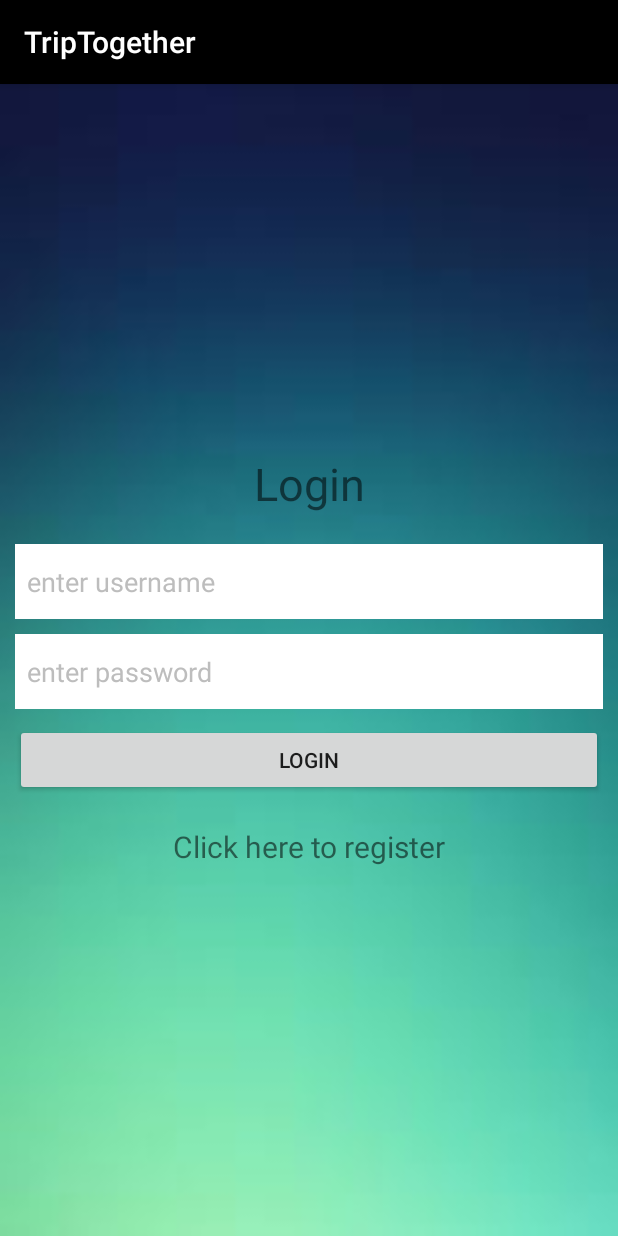
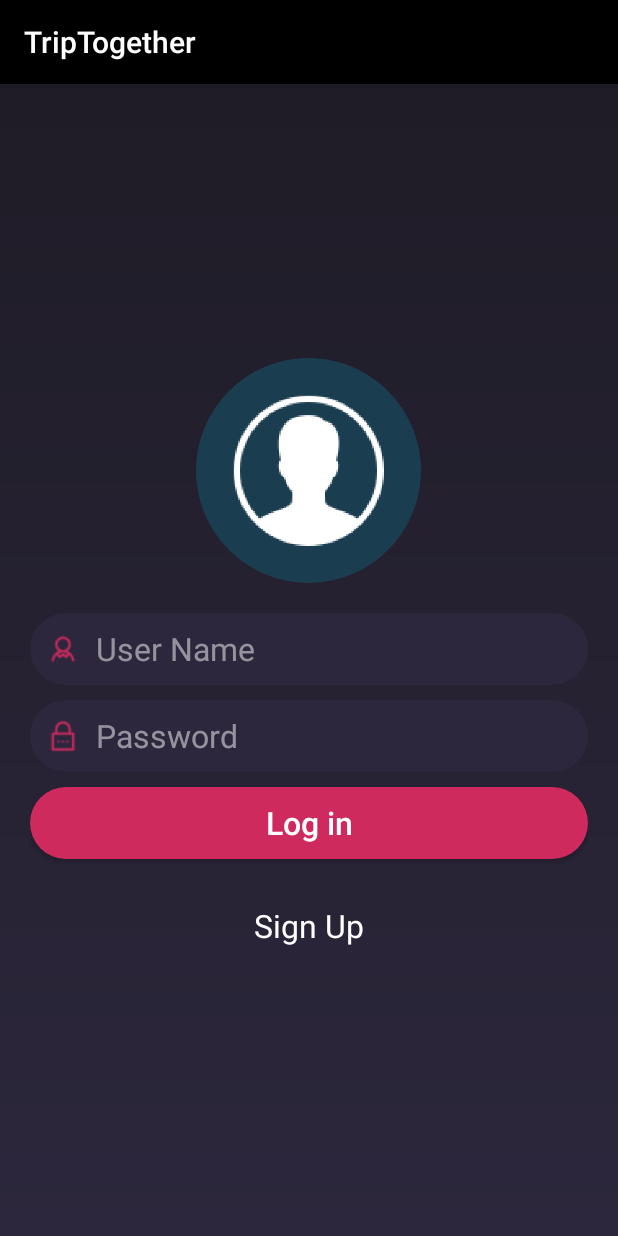
Before and after one commit to Rejabo/Android_Application, an Android app: the screen it shows after launch (Login), on a phone screen of 412 x 824 dp. Run offline under Robolectric (Android 15) with nearby library versions, the phone set to English and light mode, and no system bars; our stand-ins replace Volley.

Commit message:
stated with the designing part

```diff
--- a/Alen_Fahad/app/src/main/java/com/example/triptogether/Register.java
+++ b/Alen_Fahad/app/src/main/java/com/example/triptogether/Register.java
@@ -33,7 +33,7 @@ public class Register extends AppCompatActivity {
 
         Firebase.setAndroidContext(this);
 
-        binding.login.setOnClickListener(v ->
+        binding.loginButton.setOnClickListener(v ->
                 startActivity(new Intent(Register.this, Login.class)));
 
         binding.registerButton.setOnClickListener(v -> {
--- /dev/null
+++ b/Alen_Fahad/app/src/main/res/drawable/background.xml
@@ -0,0 +1,9 @@
+<?xml version="1.0" encoding="utf-8"?>
+<shape xmlns:android="http://schemas.android.com/apk/res/android"
+    android:shape="rectangle">
+
+    <gradient android:startColor="@color/colorPrimaryDark"
+        android:endColor="@color/colorPrimary"
+        android:angle="270"/>
+
+</shape>
--- /dev/null
+++ b/Alen_Fahad/app/src/main/res/drawable/button_background.xml
@@ -0,0 +1,9 @@
+<?xml version="1.0" encoding="utf-8"?>
+<shape xmlns:android="http://schemas.android.com/apk/res/android"
+    android:shape="rectangle">
+
+    <solid android:color="@color/colorAccent" />
+    <corners android:radius="30dp" />
+
+
+</shape>
--- /dev/null
+++ b/Alen_Fahad/app/src/main/res/drawable/edit_text_background.xml
@@ -0,0 +1,9 @@
+<?xml version="1.0" encoding="utf-8"?>
+<shape android:shape="rectangle"
+    xmlns:android="http://schemas.android.com/apk/res/android">
+
+    <solid android:color="@color/colorPrimary"/>
+    <corners android:radius="100dp"/>
+
+
+</shape>
--- /dev/null
+++ b/Alen_Fahad/app/src/main/res/drawable/ic_baseline_chat_bubble_outline_24.xml
@@ -0,0 +1,5 @@
+<vector android:alpha="0.94" android:height="24dp"
+    android:tint="#181818" android:viewportHeight="24"
+    android:viewportWidth="24" android:width="24dp" xmlns:android="http://schemas.android.com/apk/res/android">
+    <path android:fillColor="@android:color/white" android:pathData="M20,2L4,2c-1.1,0 -2,0.9 -2,2v18l4,-4h14c1.1,0 2,-0.9 2,-2L22,4c0,-1.1 -0.9,-2 -2,-2zM20,16L6,16l-2,2L4,4h16v12z"/>
+</vector>
--- a/Alen_Fahad/app/src/main/res/layout/activity_login.xml
+++ b/Alen_Fahad/app/src/main/res/layout/activity_login.xml
@@ -1,66 +1,89 @@
 <?xml version="1.0" encoding="utf-8"?>
-<LinearLayout xmlns:android="http://schemas.android.com/apk/res/android"
+<RelativeLayout xmlns:android="http://schemas.android.com/apk/res/android"
+    xmlns:app="http://schemas.android.com/apk/res-auto"
     xmlns:tools="http://schemas.android.com/tools"
     android:layout_width="match_parent"
     android:layout_height="match_parent"
-    android:background="@drawable/back"
-    android:gravity="center"
-    android:orientation="vertical"
-    android:paddingLeft="@dimen/activity_horizontal_margin"
-    android:paddingTop="@dimen/activity_vertical_margin"
-    android:paddingRight="@dimen/activity_horizontal_margin"
-    android:paddingBottom="@dimen/activity_vertical_margin"
+    android:background="@drawable/background"
     tools:context="com.example.triptogether.Login">
 
-    <TextView
+
+    <LinearLayout
         android:layout_width="match_parent"
         android:layout_height="wrap_content"
+        android:layout_centerInParent="true"
+        android:layout_marginStart="20dp"
+        android:layout_marginLeft="20dp"
+        android:layout_marginTop="20dp"
+        android:layout_marginEnd="20dp"
+        android:layout_marginRight="20dp"
         android:layout_marginBottom="20dp"
-        android:gravity="center"
-        android:text="@string/login"
-        android:textSize="30sp" />
+        android:orientation="vertical">
+
+        <ImageView
+            android:layout_width="150dp"
+            android:layout_height="150dp"
+            android:layout_gravity="center"
+            android:layout_marginBottom="20dp"
+            android:background="@drawable/edit_text_background"
+            android:scaleType="fitCenter"
+            android:src="@drawable/user1" />
+
 
         <EditText
             android:id="@+id/username"
             android:layout_width="match_parent"
-        android:layout_height="@dimen/edit_text_box_height"
+            android:layout_height="48dp"
             android:layout_marginBottom="10dp"
-        android:background="@android:color/white"
-        android:hint="@string/enter_username"
-        android:importantForAutofill="no"
-        android:inputType="text"
-        android:maxLines="1"
-        android:padding="8dp"
-        android:textColor="@color/primary_text_color"
-        android:textColorHint="@color/text_hint_color" />
+            android:background="@drawable/edit_text_background"
+            android:drawableStart="@drawable/ic_user"
+            android:drawableLeft="@drawable/ic_user"
+            android:drawablePadding="10dp"
+            android:ems="10"
+            android:hint="User Name"
+            android:inputType="textPersonName"
+            android:padding="10dp"
+            android:textColor="@color/white"
+            android:textColorHint="@color/hint_color"
+            android:textSize="21sp" />
 
         <EditText
             android:id="@+id/password"
             android:layout_width="match_parent"
-        android:layout_height="@dimen/edit_text_box_height"
+            android:layout_height="48dp"
             android:layout_marginBottom="10dp"
-        android:background="@android:color/white"
-        android:hint="@string/enter_password"
-        android:importantForAutofill="no"
+            android:background="@drawable/edit_text_background"
+            android:drawableStart="@drawable/ic_password"
+            android:drawableLeft="@drawable/ic_password"
+            android:drawablePadding="10dp"
+            android:ems="10"
+            android:hint="Password"
             android:inputType="textPassword"
-        android:maxLines="1"
-        android:padding="8dp"
-        android:textColor="@color/primary_text_color"
-        android:textColorHint="@color/text_hint_color" />
+            android:padding="10dp"
+            android:textColor="@color/white"
+            android:textColorHint="@color/hint_color"
+            android:textSize="21sp" />
 
         <Button
-        android:id="@+id/login_button"
+            android:id="@+id/loginButton"
             android:layout_width="match_parent"
-        android:layout_height="wrap_content"
-        android:layout_marginBottom="20dp"
-        android:text="@string/login" />
+            android:layout_height="48dp"
+            android:layout_marginBottom="30dp"
+            android:background="@drawable/button_background"
+            android:text="Log in"
+            android:textAllCaps="false"
+            android:textColor="@color/white"
+            android:textSize="21sp" />
 
         <TextView
             android:id="@+id/register"
             android:layout_width="match_parent"
             android:layout_height="wrap_content"
+            android:layout_marginBottom="10dp"
             android:gravity="center"
-        android:text="@string/click_here_to_register"
-        android:textSize="20sp" />
+            android:text="Sign Up"
+            android:textColor="@color/white"
+            android:textSize="21sp" />
+    </LinearLayout>
 
-</LinearLayout>
+</RelativeLayout>
--- a/Alen_Fahad/app/src/main/res/layout/activity_register.xml
+++ b/Alen_Fahad/app/src/main/res/layout/activity_register.xml
@@ -61,6 +61,6 @@
         android:text="@string/click_here_to_login"
         android:textSize="20sp"
         android:gravity="center"
-        android:id="@+id/login"/>
+        android:id="@+id/loginButton"/>
 
 </LinearLayout>
--- a/Alen_Fahad/app/src/main/res/layout/activity_users.xml
+++ b/Alen_Fahad/app/src/main/res/layout/activity_users.xml
@@ -31,6 +31,7 @@
         android:layout_marginTop="16dp"
         android:layout_marginEnd="1dp"
         android:layout_marginRight="1dp"
+        android:background="@drawable/background_of_ui"
         app:layout_constraintBottom_toTopOf="@+id/searchButton"
         app:layout_constraintEnd_toEndOf="parent"
         app:layout_constraintHorizontal_bias="0.0"
--- a/Alen_Fahad/app/src/main/res/layout/popup.xml
+++ b/Alen_Fahad/app/src/main/res/layout/popup.xml
@@ -109,7 +109,6 @@
         android:layout_height="wrap_content"
         android:background="@drawable/ic_baseline_indeterminate_check_box_24"
         android:onClick="onClick"
-        android:text="deleteTrips"
         app:layout_constraintBottom_toBottomOf="@+id/newlisticon"
         app:layout_constraintEnd_toEndOf="@+id/newlisticon"
         app:layout_constraintHorizontal_bias="1.0"
--- a/Alen_Fahad/app/src/main/res/layout/singlerow.xml
+++ b/Alen_Fahad/app/src/main/res/layout/singlerow.xml
@@ -61,11 +61,11 @@
             android:layout_alignEnd="@+id/nametext"
             android:layout_alignRight="@+id/nametext"
             android:layout_alignBottom="@+id/img1"
-            android:layout_marginEnd="286dp"
-            android:layout_marginRight="286dp"
-            android:layout_marginBottom="32dp"
-            android:onClick="onClick"
-            android:text="Button" />
+            android:layout_marginEnd="2dp"
+            android:layout_marginRight="2dp"
+            android:layout_marginBottom="-72dp"
+            android:background="@drawable/ic_baseline_chat_bubble_outline_24"
+            android:onClick="onClick" />
 
 
     </RelativeLayout>
--- a/Alen_Fahad/app/src/main/res/values/colors.xml
+++ b/Alen_Fahad/app/src/main/res/values/colors.xml
@@ -1,8 +1,12 @@
 <?xml version="1.0" encoding="utf-8"?>
 <resources>
-    <color name="colorPrimary">#3F51B5</color>
-    <color name="colorPrimaryDark">#303F9F</color>
-    <color name="colorAccent">#FF4081</color>
+
     <color name="primary_text_color">#212121</color>
     <color name="text_hint_color">#BDBDBD</color>
+
+    <color name="colorPrimary">#2C273C</color>
+    <color name="colorPrimaryDark">#1F1C27</color>
+    <color name="colorAccent">#CE2A5E</color>
+    <color name="white">#FFFFFF</color>
+    <color name="hint_color">#80FFFFFF</color>
 </resources>
```
Also changed, not shown: Alen_Fahad/app/src/main/res/drawable/background_of_ui.jpg (added), Alen_Fahad/app/src/main/res/drawable/code_android_logo.png (added), Alen_Fahad/app/src/main/res/drawable/ic_password.png (added), Alen_Fahad/app/src/main/res/drawable/ic_user.png (added), Alen_Fahad/app/src/main/res/drawable/screenshot.png (added), Alen_Fahad/app/src/main/res/drawable/user1.png (added). Lines whose indentation alone changed are shown as unchanged.
